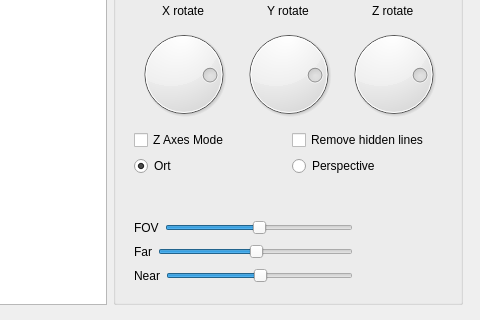
Old version of the form Sem5_Roberts/mainwindow.ui in the repository rbaygildin/learn-graphics; both pictures show x 537 to 1017 and y 444 to 764 of the 1017 by 764 pixel window.
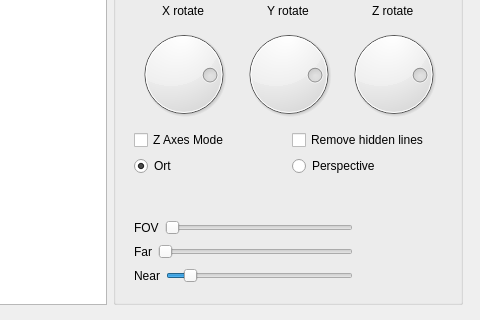
New version of the form.

What changed in the file:
```diff
--- a/Sem5_Roberts/mainwindow.ui
+++ b/Sem5_Roberts/mainwindow.ui
@@ -338,7 +338,7 @@
            <item>
             <widget class="QSlider" name="fovInp">
              <property name="value">
-              <number>50</number>
+              <number>0</number>
              </property>
              <property name="orientation">
               <enum>Qt::Horizontal</enum>
@@ -359,7 +359,7 @@
            <item>
             <widget class="QSlider" name="farInp">
              <property name="value">
-              <number>50</number>
+              <number>0</number>
              </property>
              <property name="orientation">
               <enum>Qt::Horizontal</enum>
@@ -380,7 +380,7 @@
            <item>
             <widget class="QSlider" name="nearInp">
              <property name="value">
-              <number>50</number>
+              <number>10</number>
              </property>
              <property name="orientation">
               <enum>Qt::Horizontal</enum>
```
